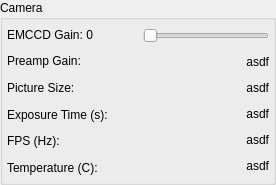
Above: hal4000/qtdesigner/camera-params.ui from ZhuangLab/storm-control before the change. Below: the same form after it.
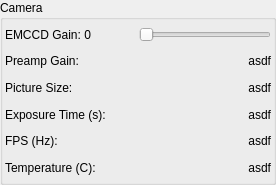
That is the form after the change.

Commit message: Change layouts so that the text does not get clipped.

What changed in the file:
```diff
--- a/hal4000/qtdesigner/camera-params.ui
+++ b/hal4000/qtdesigner/camera-params.ui
@@ -16,18 +16,15 @@
   <property name="title">
    <string>Camera</string>
   </property>
-  <layout class="QHBoxLayout" name="horizontalLayout">
+  <layout class="QVBoxLayout" name="verticalLayout">
    <property name="spacing">
-    <number>6</number>
+    <number>2</number>
    </property>
    <property name="margin">
     <number>2</number>
    </property>
    <item>
-    <layout class="QVBoxLayout" name="verticalLayout_2">
-     <property name="margin">
-      <number>2</number>
-     </property>
+    <layout class="QHBoxLayout" name="horizontalLayout">
      <item>
       <widget class="QLabel" name="EMCCDLabel">
        <property name="text">
@@ -36,51 +33,6 @@
       </widget>
      </item>
      <item>
-      <widget class="QLabel" name="preampGainLabel">
-       <property name="text">
-        <string>Preamp Gain:</string>
-       </property>
-      </widget>
-     </item>
-     <item>
-      <widget class="QLabel" name="pictureSizeLabel">
-       <property name="text">
-        <string>Picture Size:</string>
-       </property>
-      </widget>
-     </item>
-     <item>
-      <widget class="QLabel" name="exposureTimeLabel">
-       <property name="text">
-        <string>Exposure Time (s):</string>
-       </property>
-      </widget>
-     </item>
-     <item>
-      <widget class="QLabel" name="FPSLabel">
-       <property name="text">
-        <string>FPS (Hz):</string>
-       </property>
-      </widget>
-     </item>
-     <item>
-      <widget class="QLabel" name="temperatureLabel">
-       <property name="text">
-        <string>Temperature (C):</string>
-       </property>
-      </widget>
-     </item>
-    </layout>
-   </item>
-   <item>
-    <layout class="QVBoxLayout" name="verticalLayout">
-     <property name="spacing">
-      <number>2</number>
-     </property>
-     <property name="margin">
-      <number>2</number>
-     </property>
-     <item>
       <widget class="QSlider" name="EMCCDSlider">
        <property name="sizePolicy">
         <sizepolicy hsizetype="Preferred" vsizetype="Preferred">
@@ -105,6 +57,17 @@
        </property>
       </widget>
      </item>
+    </layout>
+   </item>
+   <item>
+    <layout class="QHBoxLayout" name="horizontalLayout_2">
+     <item>
+      <widget class="QLabel" name="preampGainLabel">
+       <property name="text">
+        <string>Preamp Gain:</string>
+       </property>
+      </widget>
+     </item>
      <item>
       <widget class="QLabel" name="preampGainText">
        <property name="layoutDirection">
@@ -118,6 +81,17 @@
        </property>
       </widget>
      </item>
+    </layout>
+   </item>
+   <item>
+    <layout class="QHBoxLayout" name="horizontalLayout_3">
+     <item>
+      <widget class="QLabel" name="pictureSizeLabel">
+       <property name="text">
+        <string>Picture Size:</string>
+       </property>
+      </widget>
+     </item>
      <item>
       <widget class="QLabel" name="pictureSizeText">
        <property name="layoutDirection">
@@ -131,6 +105,17 @@
        </property>
       </widget>
      </item>
+    </layout>
+   </item>
+   <item>
+    <layout class="QHBoxLayout" name="horizontalLayout_4">
+     <item>
+      <widget class="QLabel" name="exposureTimeLabel">
+       <property name="text">
+        <string>Exposure Time (s):</string>
+       </property>
+      </widget>
+     </item>
      <item>
       <widget class="QLabel" name="exposureTimeText">
        <property name="layoutDirection">
@@ -144,6 +129,17 @@
        </property>
       </widget>
      </item>
+    </layout>
+   </item>
+   <item>
+    <layout class="QHBoxLayout" name="horizontalLayout_5">
+     <item>
+      <widget class="QLabel" name="FPSLabel">
+       <property name="text">
+        <string>FPS (Hz):</string>
+       </property>
+      </widget>
+     </item>
      <item>
       <widget class="QLabel" name="FPSText">
        <property name="layoutDirection">
@@ -154,6 +150,17 @@
        </property>
        <property name="alignment">
         <set>Qt::AlignRight|Qt::AlignTrailing|Qt::AlignVCenter</set>
+       </property>
+      </widget>
+     </item>
+    </layout>
+   </item>
+   <item>
+    <layout class="QHBoxLayout" name="horizontalLayout_6">
+     <item>
+      <widget class="QLabel" name="temperatureLabel">
+       <property name="text">
+        <string>Temperature (C):</string>
        </property>
       </widget>
      </item>
```
The commit also changes 1 other file.
